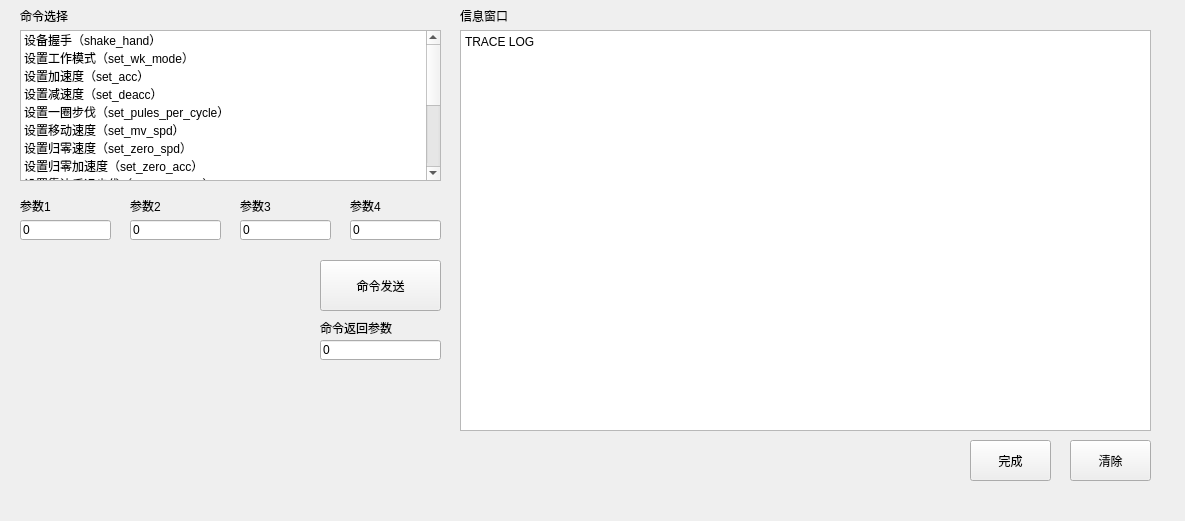
Old version of the form cebs/form_qt/cebsMengForm.ui in the repository Baxianxiahai/med.
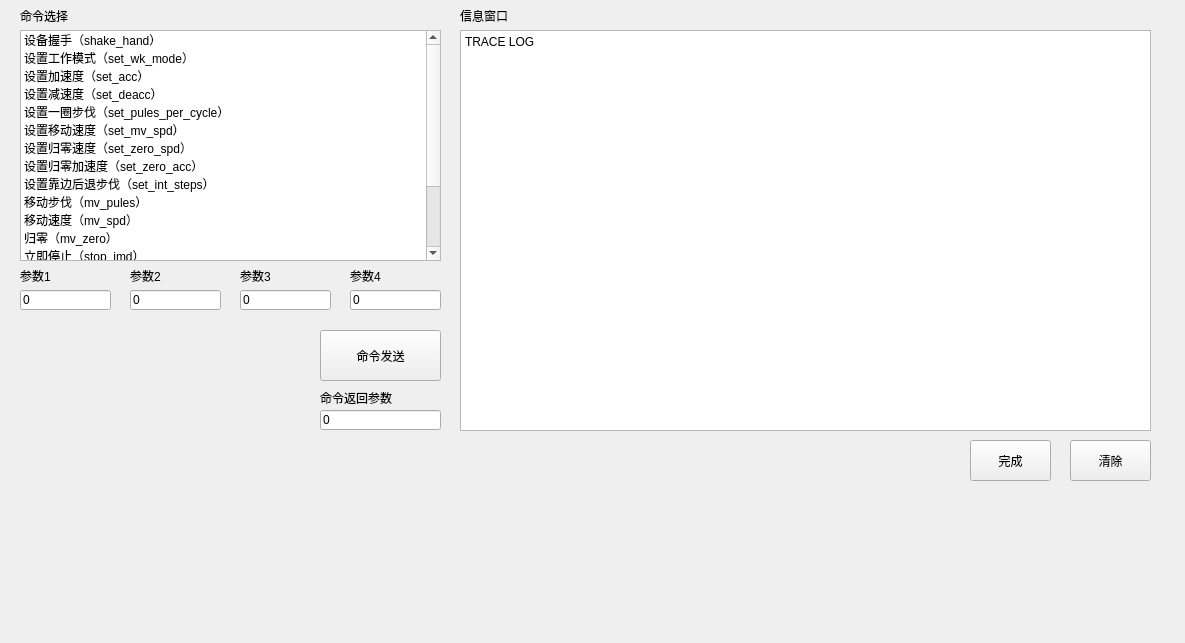
New version of the form.

```diff
--- a/cebs/form_qt/cebsMengForm.ui
+++ b/cebs/form_qt/cebsMengForm.ui
@@ -7,7 +7,7 @@
     <x>0</x>
     <y>0</y>
     <width>1185</width>
-    <height>521</height>
+    <height>643</height>
    </rect>
   </property>
   <property name="windowTitle">
@@ -32,7 +32,7 @@
      <x>20</x>
      <y>30</y>
      <width>421</width>
-     <height>151</height>
+     <height>231</height>
     </rect>
    </property>
    <item>
@@ -115,12 +115,17 @@
      <string>查询运行状态（inq_run）</string>
     </property>
    </item>
+   <item>
+    <property name="text">
+     <string>查询一般状态（inq_status）</string>
+    </property>
+   </item>
   </widget>
   <widget class="QLabel" name="label_meng_par1">
    <property name="geometry">
     <rect>
      <x>20</x>
-     <y>200</y>
+     <y>270</y>
      <width>54</width>
      <height>12</height>
     </rect>
@@ -133,7 +138,7 @@
    <property name="geometry">
     <rect>
      <x>130</x>
-     <y>200</y>
+     <y>270</y>
      <width>54</width>
      <height>12</height>
     </rect>
@@ -146,7 +151,7 @@
    <property name="geometry">
     <rect>
      <x>240</x>
-     <y>200</y>
+     <y>270</y>
      <width>54</width>
      <height>12</height>
     </rect>
@@ -159,7 +164,7 @@
    <property name="geometry">
     <rect>
      <x>350</x>
-     <y>200</y>
+     <y>270</y>
      <width>54</width>
      <height>12</height>
     </rect>
@@ -172,7 +177,7 @@
    <property name="geometry">
     <rect>
      <x>320</x>
-     <y>260</y>
+     <y>330</y>
      <width>121</width>
      <height>51</height>
     </rect>
@@ -241,7 +246,7 @@
    <property name="geometry">
     <rect>
      <x>20</x>
-     <y>220</y>
+     <y>290</y>
      <width>91</width>
      <height>20</height>
     </rect>
@@ -254,7 +259,7 @@
    <property name="geometry">
     <rect>
      <x>130</x>
-     <y>220</y>
+     <y>290</y>
      <width>91</width>
      <height>20</height>
     </rect>
@@ -267,7 +272,7 @@
    <property name="geometry">
     <rect>
      <x>240</x>
-     <y>220</y>
+     <y>290</y>
      <width>91</width>
      <height>20</height>
     </rect>
@@ -280,7 +285,7 @@
    <property name="geometry">
     <rect>
      <x>350</x>
-     <y>220</y>
+     <y>290</y>
      <width>91</width>
      <height>20</height>
     </rect>
@@ -293,7 +298,7 @@
    <property name="geometry">
     <rect>
      <x>320</x>
-     <y>340</y>
+     <y>410</y>
      <width>121</width>
      <height>20</height>
     </rect>
@@ -306,7 +311,7 @@
    <property name="geometry">
     <rect>
      <x>320</x>
-     <y>320</y>
+     <y>390</y>
      <width>81</width>
      <height>16</height>
     </rect>
```
